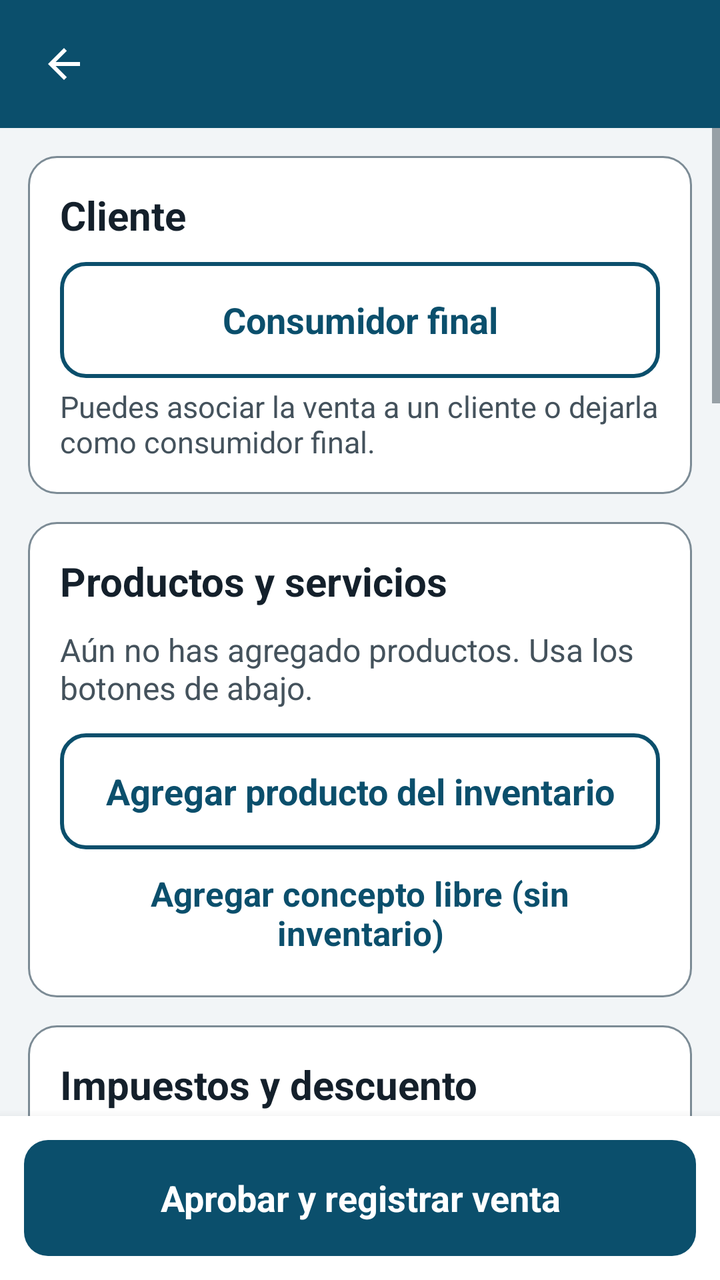
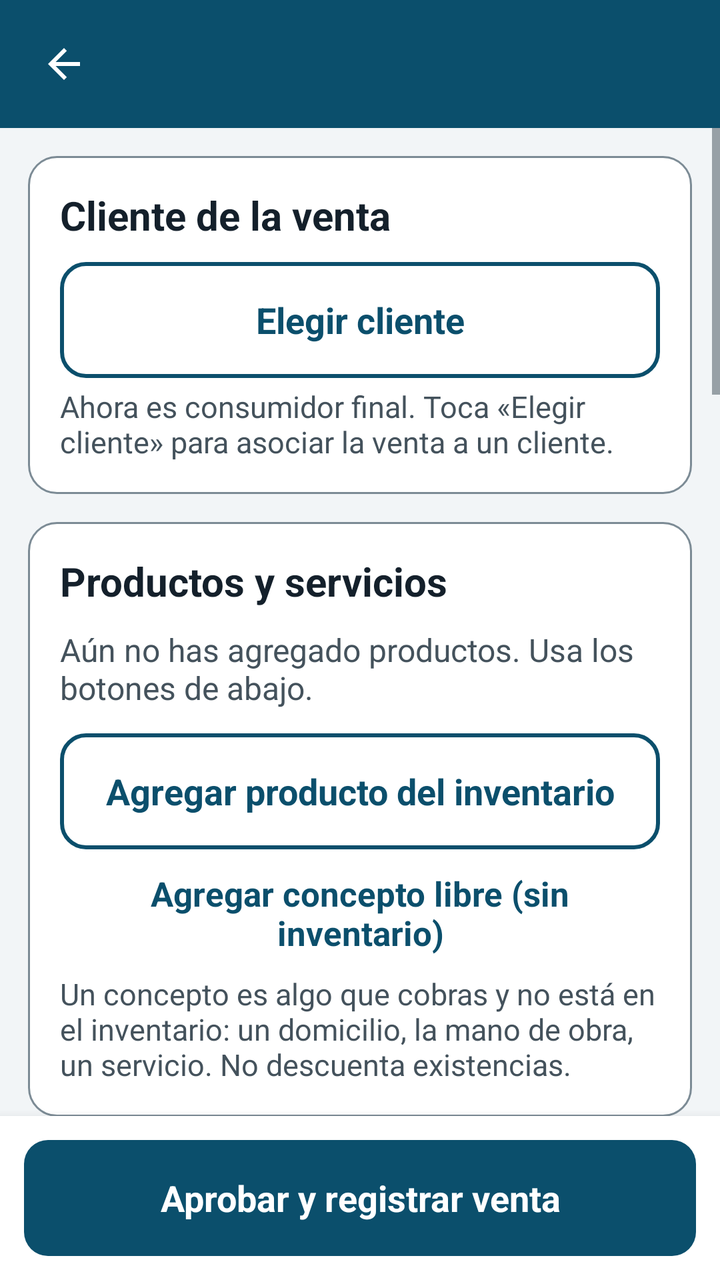

Compare the two renders of this Android layout. The source of the first and the diff that turns it into the second are given below.
<!-- AndroidManifest.xml: application theme Tema -->
<!-- res/layout/activity_venta.xml -->
<?xml version="1.0" encoding="utf-8"?>
<LinearLayout xmlns:android="http://schemas.android.com/apk/res/android"
    android:layout_width="match_parent"
    android:layout_height="match_parent"
    android:orientation="vertical"
    android:background="@color/fondo">

    <include layout="@layout/barra_superior" />

    <ScrollView
android:id="@+id/scrollForm"
        android:layout_width="match_parent"
        android:layout_height="0dp"
        android:layout_weight="1"
        android:fillViewport="true">

        <LinearLayout
            android:layout_width="match_parent"
            android:layout_height="wrap_content"
            android:orientation="vertical"
            android:paddingLeft="14dp"
            android:paddingRight="14dp"
            android:paddingTop="14dp"
            android:paddingBottom="22dp">

            <LinearLayout
                style="@style/Tarjeta"
                android:layout_width="match_parent"
                android:layout_height="wrap_content">

                <TextView
                    style="@style/TituloSeccion"
                    android:layout_width="match_parent"
                    android:layout_height="wrap_content"
                    android:text="Cliente" />

                <Button
                    android:id="@+id/btnCliente"
                    style="@style/BotonSecundario"
                    android:layout_width="match_parent"
                    android:layout_height="wrap_content"
                    android:text="Consumidor final" />

                <TextView
                    style="@style/Ayuda"
                    android:layout_width="match_parent"
                    android:layout_height="wrap_content"
                    android:text="Puedes asociar la venta a un cliente o dejarla como consumidor final." />
            </LinearLayout>

            <LinearLayout
                style="@style/Tarjeta"
                android:layout_width="match_parent"
                android:layout_height="wrap_content">

                <TextView
                    style="@style/TituloSeccion"
                    android:layout_width="match_parent"
                    android:layout_height="wrap_content"
                    android:text="Productos y servicios" />

                <TextView
                    android:id="@+id/txtVacioItems"
                    android:layout_width="match_parent"
                    android:layout_height="wrap_content"
                    android:text="Aún no has agregado productos. Usa los botones de abajo."
                    android:textColor="@color/texto_secundario"
                    android:textSize="16sp" />

                <LinearLayout
                    android:id="@+id/containerItems"
                    android:layout_width="match_parent"
                    android:layout_height="wrap_content"
                    android:orientation="vertical" />

                <Button
                    android:id="@+id/btnAgregarProducto"
                    style="@style/BotonSecundario"
                    android:layout_width="match_parent"
                    android:layout_height="wrap_content"
                    android:layout_marginTop="12dp"
                    android:text="Agregar producto del inventario" />

                <Button
                    android:id="@+id/btnConcepto"
                    style="@style/BotonTexto"
                    android:layout_width="match_parent"
                    android:layout_height="wrap_content"
                    android:layout_marginTop="6dp"
                    android:text="Agregar concepto libre (sin inventario)" />
            </LinearLayout>

            <LinearLayout
                style="@style/Tarjeta"
                android:layout_width="match_parent"
                android:layout_height="wrap_content">

                <TextView
                    style="@style/TituloSeccion"
                    android:layout_width="match_parent"
                    android:layout_height="wrap_content"
                    android:text="Impuestos y descuento" />

                <Switch
                    android:id="@+id/swImpuesto"
                    android:layout_width="match_parent"
                    android:layout_height="wrap_content"
                    android:minHeight="56dp"
                    android:text="Cobrar impuesto a esta venta"
                    android:textColor="@color/texto"
                    android:textSize="18sp" />

                <TextView
                    style="@style/Etiqueta"
                    android:layout_width="match_parent"
                    android:layout_height="wrap_content"
                    android:labelFor="@+id/etImpuesto"
                    android:text="Porcentaje de impuesto" />

                <EditText
                    android:id="@+id/etImpuesto"
                    style="@style/Campo"
                    android:layout_width="match_parent"
                    android:layout_height="wrap_content"
                    android:hint="19"
                    android:inputType="numberDecimal"
                    android:maxLength="5" />

                <TextView
                    style="@style/Etiqueta"
                    android:layout_width="match_parent"
                    android:layout_height="wrap_content"
                    android:labelFor="@+id/etDescuento"
                    android:text="Descuento (COP)" />

                <EditText
                    android:id="@+id/etDescuento"
                    style="@style/Campo"
                    android:layout_width="match_parent"
                    android:layout_height="wrap_content"
                    android:hint="0"
                    android:inputType="number" />
            </LinearLayout>

            <LinearLayout
                style="@style/Tarjeta"
                android:layout_width="match_parent"
                android:layout_height="wrap_content">

                <TextView
                    style="@style/TituloSeccion"
                    android:layout_width="match_parent"
                    android:layout_height="wrap_content"
                    android:labelFor="@+id/spForma"
                    android:text="Forma de pago" />

                <Spinner
                    android:id="@+id/spForma"
                    android:layout_width="match_parent"
                    android:layout_height="56dp"
                    android:background="@drawable/fondo_campo"
                    android:paddingLeft="14dp"
                    android:paddingRight="14dp"
                    android:minHeight="56dp" />

                <TextView
                    style="@style/Ayuda"
                    android:layout_width="match_parent"
                    android:layout_height="wrap_content"
                    android:text="Si eliges Crédito, la venta se suma al saldo del cliente." />

                <LinearLayout
                    android:id="@+id/filaVencimiento"
                    android:layout_width="match_parent"
                    android:layout_height="wrap_content"
                    android:layout_marginTop="12dp"
                    android:orientation="vertical"
                    android:visibility="gone">

                    <TextView
                        style="@style/Etiqueta"
                        android:layout_width="match_parent"
                        android:layout_height="wrap_content"
                        android:text="Fecha límite de pago *" />

                    <Button
                        android:id="@+id/btnVencimiento"
                        style="@style/BotonSecundario"
                        android:layout_width="match_parent"
                        android:layout_height="wrap_content"
                        android:text="Elegir fecha" />

                    <TextView
                        style="@style/Ayuda"
                        android:layout_width="match_parent"
                        android:layout_height="wrap_content"
                        android:text="El cliente debe pagar antes de esta fecha. La app avisa cuando la deuda vence." />
                </LinearLayout>
            </LinearLayout>

            <LinearLayout
                style="@style/Tarjeta"
                android:layout_width="match_parent"
                android:layout_height="wrap_content">

                <TextView
                    style="@style/TituloSeccion"
                    android:layout_width="match_parent"
                    android:layout_height="wrap_content"
                    android:labelFor="@+id/etNotas"
                    android:text="Notas y detalles extra" />

                <EditText
                    android:id="@+id/etNotas"
                    style="@style/CampoMultilinea"
                    android:layout_width="match_parent"
                    android:layout_height="wrap_content"
                    android:hint="Ej.: entrega a domicilio, color, talla, observaciones…"
                    android:inputType="textCapSentences|textMultiLine" />
            </LinearLayout>

            <LinearLayout
                style="@style/Tarjeta"
                android:layout_width="match_parent"
                android:layout_height="wrap_content">

                <TextView
                    style="@style/TituloSeccion"
                    android:layout_width="match_parent"
                    android:layout_height="wrap_content"
                    android:text="Comprobante de la venta" />

                <TextView
                    style="@style/Ayuda"
                    android:layout_width="match_parent"
                    android:layout_height="wrap_content"
                    android:text="Toma una foto del comprobante o sube un archivo o imagen. Es opcional." />

                <Button
                    android:id="@+id/btnFoto"
                    style="@style/BotonSecundario"
                    android:layout_width="match_parent"
                    android:layout_height="wrap_content"
                    android:layout_marginTop="12dp"
                    android:text="Tomar foto del comprobante" />

                <Button
                    android:id="@+id/btnArchivo"
                    style="@style/BotonSecundario"
                    android:layout_width="match_parent"
                    android:layout_height="wrap_content"
                    android:layout_marginTop="8dp"
                    android:text="Elegir archivo o documento" />

                <LinearLayout
                    android:id="@+id/containerAdjuntos"
                    android:layout_width="match_parent"
                    android:layout_height="wrap_content"
                    android:layout_marginTop="8dp"
                    android:orientation="vertical" />
            </LinearLayout>

            <LinearLayout
                style="@style/Tarjeta"
                android:layout_width="match_parent"
                android:layout_height="wrap_content">

                <TextView
                    style="@style/TituloSeccion"
                    android:layout_width="match_parent"
                    android:layout_height="wrap_content"
                    android:text="Resumen de la venta" />

                <LinearLayout
                    android:layout_width="match_parent"
                    android:layout_height="wrap_content"
                    android:orientation="horizontal"
                    android:paddingTop="4dp"
                    android:paddingBottom="4dp">

                    <TextView
                        android:layout_width="0dp"
                        android:layout_height="wrap_content"
                        android:layout_weight="1"
                        android:text="Subtotal"
                        android:textColor="@color/texto_secundario"
                        android:textSize="16sp" />

                    <TextView
                        android:id="@+id/txtSubtotal"
                        android:layout_width="wrap_content"
                        android:layout_height="wrap_content"
                        android:text="$ 0"
                        android:textColor="@color/texto"
                        android:textSize="18sp"
                        android:textStyle="bold" />
                </LinearLayout>

                <LinearLayout
                    android:layout_width="match_parent"
                    android:layout_height="wrap_content"
                    android:orientation="horizontal"
                    android:paddingTop="4dp"
                    android:paddingBottom="4dp">

                    <TextView
                        android:layout_width="0dp"
                        android:layout_height="wrap_content"
                        android:layout_weight="1"
                        android:text="Descuento"
                        android:textColor="@color/texto_secundario"
                        android:textSize="16sp" />

                    <TextView
                        android:id="@+id/txtDescuento"
                        android:layout_width="wrap_content"
                        android:layout_height="wrap_content"
                        android:text="$ 0"
                        android:textColor="@color/texto"
                        android:textSize="18sp"
                        android:textStyle="bold" />
                </LinearLayout>

                <LinearLayout
                    android:layout_width="match_parent"
                    android:layout_height="wrap_content"
                    android:orientation="horizontal"
                    android:paddingTop="4dp"
                    android:paddingBottom="4dp">

                    <TextView
                        android:id="@+id/lblImpuesto"
                        android:layout_width="0dp"
                        android:layout_height="wrap_content"
                        android:layout_weight="1"
                        android:text="Impuesto"
                        android:textColor="@color/texto_secundario"
                        android:textSize="16sp" />

                    <TextView
                        android:id="@+id/txtImpuesto"
                        android:layout_width="wrap_content"
                        android:layout_height="wrap_content"
                        android:text="$ 0"
                        android:textColor="@color/texto"
                        android:textSize="18sp"
                        android:textStyle="bold" />
                </LinearLayout>

                <LinearLayout
                    android:layout_width="match_parent"
                    android:layout_height="wrap_content"
                    android:orientation="horizontal"
                    android:paddingTop="4dp"
                    android:paddingBottom="4dp">

                    <TextView
                        android:layout_width="0dp"
                        android:layout_height="wrap_content"
                        android:layout_weight="1"
                        android:text="Costo estimado"
                        android:textColor="@color/texto_secundario"
                        android:textSize="16sp" />

                    <TextView
                        android:id="@+id/txtCosto"
                        android:layout_width="wrap_content"
                        android:layout_height="wrap_content"
                        android:text="$ 0"
                        android:textColor="@color/texto"
                        android:textSize="18sp" />
                </LinearLayout>

                <LinearLayout
                    android:layout_width="match_parent"
                    android:layout_height="wrap_content"
                    android:orientation="horizontal"
                    android:paddingTop="4dp"
                    android:paddingBottom="4dp">

                    <TextView
                        android:layout_width="0dp"
                        android:layout_height="wrap_content"
                        android:layout_weight="1"
                        android:text="Ganancia estimada"
                        android:textColor="@color/exito"
                        android:textSize="16sp"
                        android:textStyle="bold" />

                    <TextView
                        android:id="@+id/txtGanancia"
                        android:layout_width="wrap_content"
                        android:layout_height="wrap_content"
                        android:text="$ 0"
                        android:textColor="@color/exito"
                        android:textSize="18sp"
                        android:textStyle="bold" />
                </LinearLayout>

                <LinearLayout
                    android:layout_width="match_parent"
                    android:layout_height="wrap_content"
                    android:orientation="horizontal"
                    android:paddingTop="4dp"
                    android:paddingBottom="4dp">

                    <TextView
                        android:layout_width="0dp"
                        android:layout_height="wrap_content"
                        android:layout_weight="1"
                        android:text="Margen sobre la venta"
                        android:textColor="@color/texto_secundario"
                        android:textSize="16sp" />

                    <TextView
                        android:id="@+id/txtMargen"
                        android:layout_width="wrap_content"
                        android:layout_height="wrap_content"
                        android:text="0%"
                        android:textColor="@color/exito"
                        android:textSize="18sp"
                        android:textStyle="bold" />
                </LinearLayout>

                <View
                    style="@style/Separador"
                    android:layout_width="match_parent"
                    android:layout_height="1dp" />

                <LinearLayout
                    android:layout_width="match_parent"
                    android:layout_height="wrap_content"
                    android:orientation="horizontal"
                    android:gravity="center_vertical">

                    <TextView
                        android:layout_width="0dp"
                        android:layout_height="wrap_content"
                        android:layout_weight="1"
                        android:text="Total a cobrar"
                        android:textColor="@color/texto"
                        android:textSize="20sp"
                        android:textStyle="bold" />

                    <TextView
                        android:id="@+id/txtTotal"
                        android:layout_width="wrap_content"
                        android:layout_height="wrap_content"
                        android:text="$ 0"
                        android:textColor="@color/primario"
                        android:textSize="30sp"
                        android:textStyle="bold" />
                </LinearLayout>
            </LinearLayout>
        </LinearLayout>
    </ScrollView>

    <LinearLayout
        android:layout_width="match_parent"
        android:layout_height="wrap_content"
        android:background="@color/superficie"
        android:elevation="8dp"
        android:padding="12dp">

        <Button
            android:id="@+id/btnAprobar"
            style="@style/BotonPrimario"
            android:layout_width="match_parent"
            android:layout_height="wrap_content"
            android:text="Aprobar y registrar venta" />
    </LinearLayout>
</LinearLayout>
<!-- res/layout/barra_superior.xml (included above) -->
<?xml version="1.0" encoding="utf-8"?>
<LinearLayout xmlns:android="http://schemas.android.com/apk/res/android"
    android:layout_width="match_parent"
    android:layout_height="wrap_content"
    android:orientation="horizontal"
    android:gravity="center_vertical"
    android:background="@color/primario"
    android:minHeight="64dp"
    android:paddingLeft="6dp"
    android:paddingRight="12dp"
    android:paddingTop="6dp"
    android:paddingBottom="6dp">

    <ImageButton
        android:id="@+id/btnAtras"
        android:layout_width="52dp"
        android:layout_height="52dp"
        android:background="?android:attr/selectableItemBackgroundBorderless"
        android:src="@drawable/ic_atras"
        android:tint="@color/blanco"
        android:contentDescription="@string/volver"
        android:scaleType="centerInside" />

    <TextView
        android:id="@+id/tituloBarra"
        android:layout_width="0dp"
        android:layout_height="wrap_content"
        android:layout_weight="1"
        android:layout_marginStart="4dp"
        android:textColor="@color/blanco"
        android:textSize="22sp"
        android:textStyle="bold"
        android:maxLines="2"
        android:ellipsize="end" />
</LinearLayout>
<!-- resources referenced by this layout -->
<resources>
  <color name="blanco">#FFFFFF</color>
  <color name="exito">#176B3A</color>
  <color name="fondo">#F2F5F7</color>
  <color name="primario">#0B4F6C</color>
  <color name="superficie">#FFFFFF</color>
  <color name="texto">#14202B</color>
  <color name="texto_secundario">#44525C</color>
  <!-- drawable ic_atras (drawable) -->
  <?xml version="1.0" encoding="utf-8"?>
  <vector xmlns:android="http://schemas.android.com/apk/res/android"
      android:width="24dp" android:height="24dp"
      android:viewportWidth="24" android:viewportHeight="24">
      <path android:fillColor="#FF000000" android:pathData="M20,11H7.83l5.59,-5.59L12,4l-8,8 8,8 1.41,-1.41L7.83,13H20v-2z"/>
  </vector>
  <string name="volver">Volver</string>
  <style name="Ayuda">
          <item name="android:textSize">15sp</item>
          <item name="android:textColor">@color/texto_secundario</item>
          <item name="android:layout_marginTop">4dp</item>
      </style>
  <style name="BotonSecundario" parent="BotonPrimario">
          <item name="android:background">@drawable/boton_secundario</item>
          <item name="android:textColor">@color/primario</item>
      </style>
  <style name="CampoMultilinea" parent="Campo">
          <item name="android:singleLine">false</item>
          <item name="android:gravity">top|start</item>
          <item name="android:minHeight">96dp</item>
      </style>
  <style name="Etiqueta">
          <item name="android:textSize">16sp</item>
          <item name="android:textStyle">bold</item>
          <item name="android:textColor">@color/texto_secundario</item>
          <item name="android:layout_marginTop">14dp</item>
          <item name="android:layout_marginBottom">6dp</item>
      </style>
  <style name="Separador">
          <item name="android:layout_width">match_parent</item>
          <item name="android:layout_height">1dp</item>
          <item name="android:background">@color/borde</item>
          <item name="android:layout_marginTop">10dp</item>
          <item name="android:layout_marginBottom">10dp</item>
      </style>
  <style name="Tarjeta">
          <item name="android:background">@drawable/fondo_tarjeta</item>
          <item name="android:padding">16dp</item>
          <item name="android:layout_marginBottom">14dp</item>
          <item name="android:orientation">vertical</item>
      </style>
  <style name="TituloSeccion">
          <item name="android:textSize">20sp</item>
          <item name="android:textStyle">bold</item>
          <item name="android:textColor">@color/texto</item>
          <item name="android:layout_marginBottom">10dp</item>
      </style>
  <color name="borde">#7C8B95</color>
  <!-- drawable boton_texto (drawable) -->
  <?xml version="1.0" encoding="utf-8"?>
  <selector xmlns:android="http://schemas.android.com/apk/res/android">
      <item android:state_pressed="true"><shape><solid android:color="@color/primario_claro"/><corners android:radius="10dp"/></shape></item>
      <item><shape><solid android:color="#00000000"/><corners android:radius="10dp"/></shape></item>
  </selector>
  <!-- drawable fondo_tarjeta (drawable) -->
  <?xml version="1.0" encoding="utf-8"?>
  <shape xmlns:android="http://schemas.android.com/apk/res/android">
      <solid android:color="@color/superficie"/>
      <corners android:radius="14dp"/>
      <stroke android:width="1dp" android:color="@color/borde"/>
  </shape>
  <color name="primario_oscuro">#073A50</color>
  <color name="deshabilitado">#8A979F</color>
  <color name="gris_fondo">#E6EBEE</color>
  <color name="primario_claro">#DCEAF2</color>
  <!-- unchanged entries left out for length: 7 -->
</resources>

<!-- the commit's change to res/layout/activity_venta.xml (unified diff, before → after) -->
@@ -32,20 +32,21 @@ android:id="@+id/scrollForm"
                     style="@style/TituloSeccion"
                     android:layout_width="match_parent"
                     android:layout_height="wrap_content"
-                    android:text="Cliente" />
+                    android:text="Cliente de la venta" />
 
                 <Button
                     android:id="@+id/btnCliente"
                     style="@style/BotonSecundario"
                     android:layout_width="match_parent"
                     android:layout_height="wrap_content"
-                    android:text="Consumidor final" />
-
-                <TextView
+                    android:text="Elegir cliente" />
+
+                <TextView
+                    android:id="@+id/ayudaCliente"
                     style="@style/Ayuda"
                     android:layout_width="match_parent"
                     android:layout_height="wrap_content"
-                    android:text="Puedes asociar la venta a un cliente o dejarla como consumidor final." />
+                    android:text="Ahora es consumidor final. Toca «Elegir cliente» para asociar la venta a un cliente." />
             </LinearLayout>
 
             <LinearLayout
@@ -88,6 +89,12 @@ android:id="@+id/scrollForm"
                     android:layout_height="wrap_content"
                     android:layout_marginTop="6dp"
                     android:text="Agregar concepto libre (sin inventario)" />
+
+                <TextView
+                    style="@style/Ayuda"
+                    android:layout_width="match_parent"
+                    android:layout_height="wrap_content"
+                    android:text="Un concepto es algo que cobras y no está en el inventario: un domicilio, la mano de obra, un servicio. No descuenta existencias." />
             </LinearLayout>
 
             <LinearLayout
